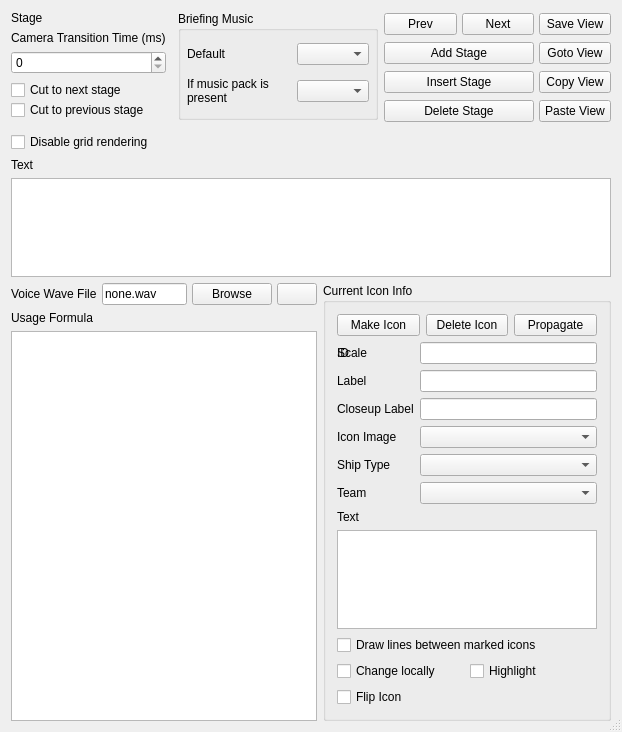
Before: the Qt Designer form qtfred/ui/BriefingEditorDialog.ui in scp-fs2open/fs2open.github.com, drawn with Qt 5.
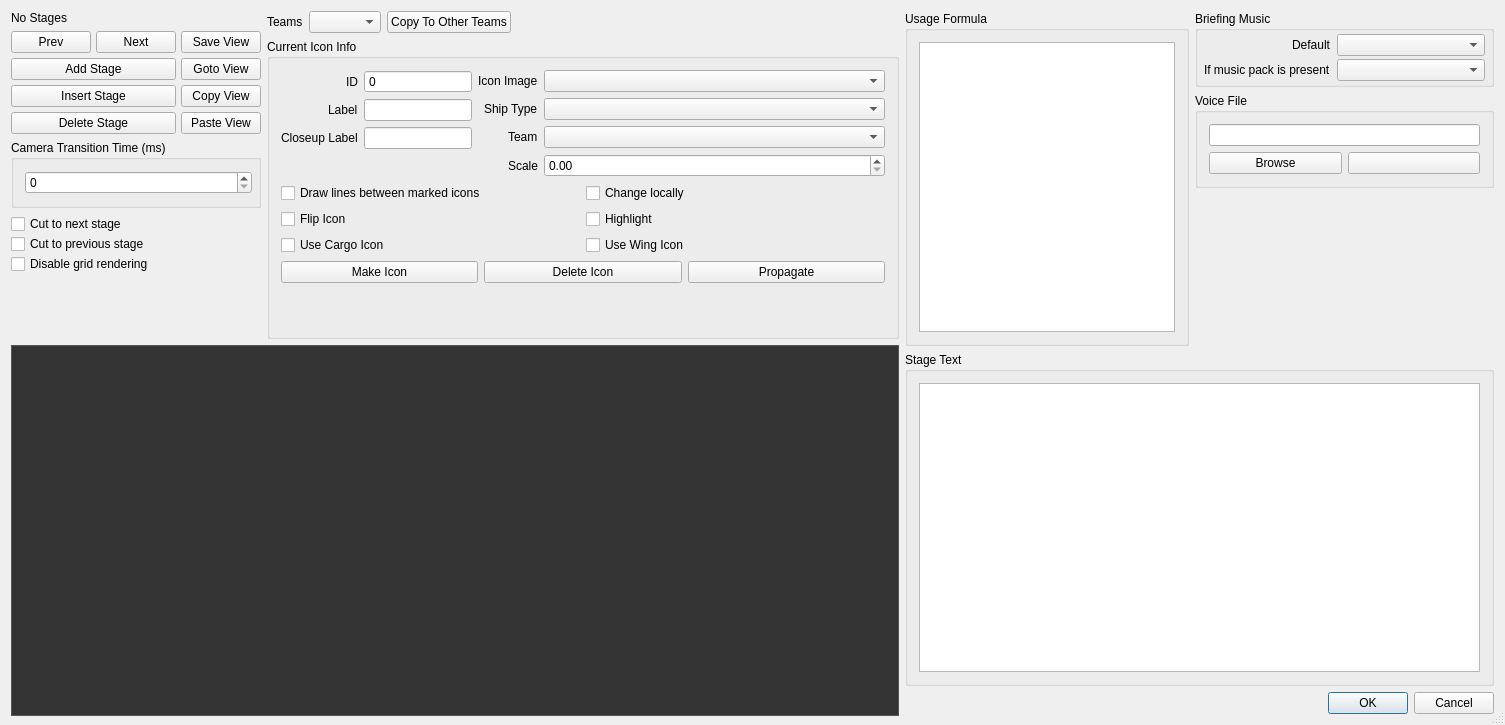
After: the same form once the commit is applied. Icons and pictures are not drawn. Custom widgets are drawn as their Qt base class.

Commit message:
QtFRED Briefing Dialog (#7032)
* initial cleanup

* rough in more code by copying from debrief

* make buildable

* prep the briefing data model

* completed data model

* activate the ui

* unused param

* stub this

* cmake list is important

* set max cam transition higher

* static cast

The edit to the form file:
```diff
--- a/qtfred/ui/BriefingEditorDialog.ui
+++ b/qtfred/ui/BriefingEditorDialog.ui
@@ -6,8 +6,8 @@
    <rect>
     <x>0</x>
     <y>0</y>
-    <width>622</width>
-    <height>732</height>
+    <width>1505</width>
+    <height>725</height>
    </rect>
   </property>
   <property name="minimumSize">
@@ -25,348 +25,24 @@
   <property name="modal">
    <bool>true</bool>
   </property>
-  <layout class="QVBoxLayout" name="mainLayout">
-   <property name="spacing">
-    <number>0</number>
-   </property>
-   <property name="leftMargin">
-    <number>0</number>
-   </property>
-   <property name="topMargin">
-    <number>0</number>
-   </property>
-   <property name="rightMargin">
-    <number>0</number>
-   </property>
-   <property name="bottomMargin">
-    <number>0</number>
-   </property>
+  <layout class="QHBoxLayout" name="horizontalLayout_8">
    <item>
-    <layout class="QGridLayout" name="contentLayout">
-     <property name="leftMargin">
-      <number>11</number>
-     </property>
-     <property name="topMargin">
-      <number>11</number>
-     </property>
-     <property name="rightMargin">
-      <number>11</number>
-     </property>
-     <property name="bottomMargin">
-      <number>11</number>
-     </property>
-     <item row="2" column="0" colspan="2">
-      <widget class="QPlainTextEdit" name="stageText"/>
-     </item>
-     <item row="3" column="1">
-      <widget class="QGroupBox" name="iconInfoBox">
-       <property name="title">
-        <string>Current Icon Info</string>
-       </property>
-       <layout class="QGridLayout" name="iconInfoBoxLayout">
-        <item row="0" column="0">
-         <layout class="QGridLayout" name="iconButtons">
-          <item row="0" column="0">
-           <widget class="QPushButton" name="makeIconButton">
-            <property name="text">
-             <string>Make Icon</string>
-            </property>
-            <property name="autoDefault">
-             <bool>false</bool>
-            </property>
-           </widget>
-          </item>
-          <item row="0" column="1">
-           <widget class="QPushButton" name="deleteIconButton">
-            <property name="text">
-             <string>Delete Icon</string>
-            </property>
-            <property name="autoDefault">
-             <bool>false</bool>
-            </property>
-           </widget>
-          </item>
-          <item row="0" column="2">
-           <widget class="QPushButton" name="propagateIconButton">
-            <property name="text">
-             <string>Propagate</string>
-            </property>
-            <property name="autoDefault">
-             <bool>false</bool>
-            </property>
-           </widget>
-          </item>
-         </layout>
-        </item>
-        <item row="1" column="0">
-         <layout class="QGridLayout" name="iconInfo">
-          <item row="3" column="0">
-           <widget class="QLabel" name="iconImage">
-            <property name="text">
-             <string>Icon Image</string>
-            </property>
-           </widget>
-          </item>
-          <item row="0" column="0">
-           <widget class="QLabel" name="iconID">
-            <property name="text">
-             <string>ID</string>
-            </property>
-           </widget>
-          </item>
-          <item row="0" column="1">
-           <widget class="QLineEdit" name="iconIDEdit"/>
-          </item>
-          <item row="5" column="0">
-           <widget class="QLabel" name="iconTeam">
-            <property name="text">
-             <string>Team</string>
-            </property>
-           </widget>
-          </item>
-          <item row="4" column="0">
-           <widget class="QLabel" name="iconShipType">
-            <property name="text">
-             <string>Ship Type</string>
-            </property>
-           </widget>
-          </item>
-          <item row="3" column="1">
-           <widget class="QComboBox" name="iconImageCombo"/>
-          </item>
-          <item row="1" column="0">
-           <widget class="QLabel" name="iconLabel">
-            <property name="text">
-             <string>Label</string>
-            </property>
-           </widget>
-          </item>
-          <item row="1" column="1">
-           <widget class="QLineEdit" name="iconLabelEdit"/>
-          </item>
-          <item row="5" column="1">
-           <widget class="QComboBox" name="iconTeamCombo"/>
-          </item>
-          <item row="4" column="1">
-           <widget class="QComboBox" name="iconShipTypeCombo"/>
-          </item>
-          <item row="2" column="1">
-           <widget class="QLineEdit" name="iconcloseupLabel"/>
-          </item>
-          <item row="2" column="0">
-           <widget class="QLabel" name="closeup">
-            <property name="text">
-             <string>Closeup Label</string>
-            </property>
-           </widget>
-          </item>
-		  <item row="0" column="0">
-		   <widget class="QLabel" name="iconScale">
-		    <property name="text">
-		     <string>Scale</string>
-		    </property>
-		   </widget>
-		  </item>
-         </layout>
-        </item>
-        <item row="2" column="0">
-         <layout class="QVBoxLayout" name="iconText">
+    <layout class="QVBoxLayout" name="leftPaneLayout">
           <item>
-           <widget class="QLabel" name="iconTextLabel">
-            <property name="text">
-             <string>Text</string>
-            </property>
-           </widget>
-          </item>
+      <layout class="QHBoxLayout" name="leftPaneControlsLayout">
           <item>
-           <widget class="QPlainTextEdit" name="iconTextEdit">
-            <property name="frameShape">
-             <enum>QFrame::StyledPanel</enum>
-            </property>
-           </widget>
-          </item>
-         </layout>
-        </item>
-        <item row="3" column="0">
-         <layout class="QGridLayout" name="iconInfoCheckboxes">
-          <item row="0" column="0" colspan="2">
-           <widget class="QCheckBox" name="drawLinesCheck">
-            <property name="text">
-             <string>Draw lines between marked icons</string>
-            </property>
-           </widget>
-          </item>
-          <item row="1" column="0">
-           <widget class="QCheckBox" name="changeLocallyCheck">
-            <property name="text">
-             <string>Change locally</string>
-            </property>
-           </widget>
-          </item>
-          <item row="1" column="1">
-           <widget class="QCheckBox" name="highlightCheck">
-            <property name="text">
-             <string>Highlight</string>
-            </property>
-           </widget>
-          </item>
-          <item row="2" column="0">
-           <widget class="QCheckBox" name="flipIconCheck">
-            <property name="text">
-             <string>Flip Icon</string>
-            </property>
-           </widget>
-          </item>
-         </layout>
-        </item>
-       </layout>
-      </widget>
-     </item>
-     <item row="3" column="0">
-      <layout class="QGridLayout" name="voiceInfo">
-       <item row="0" column="0">
-        <layout class="QHBoxLayout" name="voiceFileLayout">
-         <property name="spacing">
-          <number>5</number>
-         </property>
+        <layout class="QVBoxLayout" name="stageControlsLayout">
          <item>
-          <widget class="QLabel" name="voiceFileLabel">
+          <widget class="QLabel" name="currentStageLabel">
            <property name="text">
-            <string>Voice Wave File</string>
-           </property>
-          </widget>
-         </item>
-         <item>
-          <widget class="QLineEdit" name="voiceFileLine">
-           <property name="text">
-            <string>none.wav</string>
-           </property>
-          </widget>
-         </item>
-         <item>
-          <widget class="QPushButton" name="browseVoiceFileButton">
-           <property name="text">
-            <string>Browse</string>
-           </property>
-           <property name="autoDefault">
-            <bool>false</bool>
-           </property>
-          </widget>
-         </item>
-         <item>
-          <widget class="QPushButton" name="playVoiceFileButton">
-           <property name="text">
-            <string/>
-           </property>
-           <property name="icon">
-            <iconset resource="../resources/resources.qrc">
-             <normaloff>:/images/bmp00001.png</normaloff>:/images/bmp00001.png</iconset>
-           </property>
-           <property name="autoDefault">
-            <bool>false</bool>
-           </property>
-          </widget>
-         </item>
-        </layout>
-       </item>
-       <item row="1" column="0">
-        <widget class="QLabel" name="usageFormulaLabel">
-         <property name="text">
-          <string>Usage Formula</string>
-         </property>
-        </widget>
-       </item>
-       <item row="2" column="0">
-        <widget class="QTreeView" name="usageFormulaView">
-         <property name="minimumSize">
-          <size>
-           <width>0</width>
-           <height>0</height>
-          </size>
-         </property>
-         <property name="frameShape">
-          <enum>QFrame::StyledPanel</enum>
-         </property>
-        </widget>
-       </item>
-      </layout>
-     </item>
-     <item row="0" column="0" colspan="2">
-      <layout class="QGridLayout" name="stageInfo">
-       <item row="0" column="0">
-        <widget class="QLabel" name="stageLabel">
-         <property name="text">
-          <string>Stage</string>
+            <string>No Stages</string>
          </property>
          <property name="alignment">
           <set>Qt::AlignLeading|Qt::AlignLeft|Qt::AlignTop</set>
          </property>
         </widget>
        </item>
-       <item row="0" column="1" rowspan="3">
-        <widget class="QGroupBox" name="briefingMusicBox">
-         <property name="minimumSize">
-          <size>
-           <width>200</width>
-           <height>0</height>
-          </size>
-         </property>
-         <property name="sizeIncrement">
-          <size>
-           <width>0</width>
-           <height>0</height>
-          </size>
-         </property>
-         <property name="title">
-          <string>Briefing Music</string>
-         </property>
-         <layout class="QGridLayout" name="musicBoxLayout">
-          <property name="leftMargin">
-           <number>6</number>
-          </property>
-          <property name="topMargin">
-           <number>3</number>
-          </property>
-          <property name="rightMargin">
-           <number>6</number>
-          </property>
-          <property name="bottomMargin">
-           <number>3</number>
-          </property>
-          <property name="verticalSpacing">
-           <number>3</number>
-          </property>
-          <item row="0" column="0">
-           <widget class="QLabel" name="defaultMusicLabel">
-            <property name="text">
-             <string>Default</string>
-            </property>
-           </widget>
-          </item>
-          <item row="0" column="1">
-           <widget class="QComboBox" name="defaultMusicCombo">
-            <property name="editable">
-             <bool>false</bool>
-            </property>
-           </widget>
-          </item>
-          <item row="1" column="0">
-           <widget class="QLabel" name="musicPackLabel">
-            <property name="text">
-             <string>If music pack is present</string>
-            </property>
-            <property name="wordWrap">
-             <bool>true</bool>
-            </property>
-           </widget>
-          </item>
-          <item row="1" column="1">
-           <widget class="QComboBox" name="musicPackCombo"/>
-          </item>
-         </layout>
-        </widget>
-       </item>
-       <item row="0" column="2" rowspan="4">
+         <item>
         <layout class="QGridLayout" name="stageButtons" columnstretch="0,0,0">
          <property name="spacing">
           <number>5</number>
@@ -409,6 +85,26 @@
            </property>
           </widget>
          </item>
+           <item row="1" column="2">
+            <widget class="QPushButton" name="gotoViewButton">
+             <property name="text">
+              <string>Goto View</string>
+             </property>
+             <property name="autoDefault">
+              <bool>false</bool>
+             </property>
+            </widget>
+           </item>
+           <item row="3" column="2">
+            <widget class="QPushButton" name="pasteViewButton">
+             <property name="text">
+              <string>Paste View</string>
+             </property>
+             <property name="autoDefault">
+              <bool>false</bool>
+             </property>
+            </widget>
+           </item>
          <item row="0" column="2">
           <widget class="QPushButton" name="saveViewButton">
            <property name="maximumSize">
@@ -435,28 +131,6 @@
            </property>
           </widget>
          </item>
-         <item row="2" column="0" colspan="2">
-          <widget class="QPushButton" name="insertStageButton">
-           <property name="sizePolicy">
-            <sizepolicy hsizetype="Minimum" vsizetype="Fixed">
-             <horstretch>0</horstretch>
-             <verstretch>0</verstretch>
-            </sizepolicy>
-           </property>
-           <property name="maximumSize">
-            <size>
-             <width>16777215</width>
-             <height>16777215</height>
-            </size>
-           </property>
-           <property name="text">
-            <string>Insert Stage</string>
-           </property>
-           <property name="autoDefault">
-            <bool>false</bool>
-           </property>
-          </widget>
-         </item>
          <item row="3" column="0" colspan="2">
           <widget class="QPushButton" name="deleteStageButton">
            <property name="maximumSize">
@@ -473,6 +147,28 @@
            </property>
           </widget>
          </item>
+           <item row="2" column="0" colspan="2">
+            <widget class="QPushButton" name="insertStageButton">
+             <property name="sizePolicy">
+              <sizepolicy hsizetype="Minimum" vsizetype="Fixed">
+               <horstretch>0</horstretch>
+               <verstretch>0</verstretch>
+              </sizepolicy>
+             </property>
+             <property name="maximumSize">
+              <size>
+               <width>16777215</width>
+               <height>16777215</height>
+              </size>
+             </property>
+             <property name="text">
+              <string>Insert Stage</string>
+             </property>
+             <property name="autoDefault">
+              <bool>false</bool>
+             </property>
+            </widget>
+           </item>
          <item row="2" column="2">
           <widget class="QPushButton" name="copyViewButton">
            <property name="text">
@@ -483,68 +179,48 @@
            </property>
           </widget>
          </item>
-         <item row="3" column="2">
-          <widget class="QPushButton" name="pasteViewButton">
-           <property name="text">
-            <string>Paste View</string>
-           </property>
-           <property name="autoDefault">
-            <bool>false</bool>
-           </property>
-          </widget>
-         </item>
-         <item row="1" column="2">
-          <widget class="QPushButton" name="gotoViewButton">
-           <property name="text">
-            <string>Goto View</string>
-           </property>
-           <property name="autoDefault">
-            <bool>false</bool>
-           </property>
-          </widget>
-         </item>
-        </layout>
-       </item>
-       <item row="1" column="0">
-        <layout class="QVBoxLayout" name="verticalLayout">
-         <property name="rightMargin">
-          <number>6</number>
-         </property>
+          </layout>
+         </item>
          <item>
-          <widget class="QLabel" name="transitionLabel">
-           <property name="text">
+          <widget class="QGroupBox" name="cameraTransitionTimeGroupBox">
+           <property name="title">
             <string>Camera Transition Time (ms)</string>
            </property>
-          </widget>
-         </item>
+           <layout class="QVBoxLayout" name="verticalLayout">
+            <property name="rightMargin">
+             <number>6</number>
+            </property>
          <item>
-          <widget class="QSpinBox" name="transitionTime"/>
-         </item>
-        </layout>
-       </item>
-       <item row="2" column="0">
-        <layout class="QVBoxLayout" name="cutStage">
+             <widget class="QSpinBox" name="cameraTransitionTimeSpinBox">
+              <property name="maximum">
+               <number>16777215</number>
+              </property>
+             </widget>
+            </item>
+           </layout>
+          </widget>
+         </item>
+         <item>
+          <layout class="QVBoxLayout" name="stageFlagsLayout">
          <property name="spacing">
           <number>0</number>
          </property>
          <item>
-          <widget class="QCheckBox" name="nextStage">
+            <widget class="QCheckBox" name="cutToNextStageCheckBox">
            <property name="text">
             <string>Cut to next stage</string>
            </property>
           </widget>
          </item>
          <item>
-          <widget class="QCheckBox" name="prevStage">
+            <widget class="QCheckBox" name="cutToPrevStageCheckBox">
            <property name="text">
             <string>Cut to previous stage</string>
            </property>
           </widget>
          </item>
-        </layout>
-       </item>
 	   <item>
-		<widget class="QCheckBox" name="disableGrid">
+            <widget class="QCheckBox" name="disableGridCheckBox">
 		 <property name="text">
 		  <string>Disable grid rendering</string>
 		</property>
@@ -552,13 +228,477 @@
 	  </item>
       </layout>
      </item>
+         <item>
+          <spacer name="stageControlsSpacer">
+           <property name="orientation">
+            <enum>Qt::Vertical</enum>
+           </property>
+           <property name="sizeHint" stdset="0">
+            <size>
+             <width>20</width>
+             <height>40</height>
+            </size>
+           </property>
+          </spacer>
+         </item>
+        </layout>
+       </item>
+       <item>
+        <layout class="QVBoxLayout" name="stageSubControlsLayout_2">
+         <item>
+          <layout class="QHBoxLayout" name="teamControlsLayout">
+           <item>
+            <widget class="QLabel" name="teamLabel">
+             <property name="text">
+              <string>Teams</string>
+             </property>
+            </widget>
+           </item>
+           <item>
+            <widget class="QComboBox" name="teamComboBox"/>
+           </item>
+           <item>
+            <widget class="QPushButton" name="copyToOtherTeamsButton">
+             <property name="text">
+              <string>Copy To Other Teams</string>
+             </property>
+            </widget>
+           </item>
+           <item>
+            <spacer name="teamSpacer">
+             <property name="orientation">
+              <enum>Qt::Horizontal</enum>
+             </property>
+             <property name="sizeHint" stdset="0">
+              <size>
+               <width>40</width>
+               <height>20</height>
+              </size>
+             </property>
+            </spacer>
+           </item>
+          </layout>
+         </item>
+         <item>
+          <widget class="QGroupBox" name="currentIconInfoGroupBox">
+           <property name="minimumSize">
+            <size>
+             <width>0</width>
+             <height>300</height>
+            </size>
+           </property>
+           <property name="title">
+            <string>Current Icon Info</string>
+           </property>
+           <layout class="QVBoxLayout" name="verticalLayout_15">
+            <item>
+             <layout class="QHBoxLayout" name="iconDetailsLayout" stretch="0,1">
+              <item>
+               <layout class="QFormLayout" name="iconLabelsForm">
+                <property name="labelAlignment">
+                 <set>Qt::AlignRight|Qt::AlignTrailing|Qt::AlignVCenter</set>
+                </property>
+                <item row="0" column="0">
+                 <widget class="QLabel" name="iconIdLabel">
+                  <property name="text">
+                   <string>ID</string>
+                  </property>
+                 </widget>
+                </item>
      <item row="1" column="0">
-      <widget class="QLabel" name="textLabel">
+                 <widget class="QLabel" name="iconLabelLabel">
        <property name="text">
-        <string>Text</string>
-       </property>
-       <property name="alignment">
-        <set>Qt::AlignBottom|Qt::AlignLeading|Qt::AlignLeft</set>
+                   <string>Label</string>
+                  </property>
+                 </widget>
+                </item>
+                <item row="1" column="1">
+                 <widget class="QLineEdit" name="iconLabelLineEdit"/>
+                </item>
+                <item row="2" column="0">
+                 <widget class="QLabel" name="iconCloseupLabelLabel">
+                  <property name="text">
+                   <string>Closeup Label</string>
+                  </property>
+                 </widget>
+                </item>
+                <item row="2" column="1">
+                 <widget class="QLineEdit" name="iconCloseupLabelLineEdit"/>
+                </item>
+                <item row="0" column="1">
+                 <widget class="QSpinBox" name="iconIdSpinBox">
+                  <property name="buttonSymbols">
+                   <enum>QAbstractSpinBox::NoButtons</enum>
+                  </property>
+                  <property name="maximum">
+                   <number>16777215</number>
+                  </property>
+                 </widget>
+                </item>
+               </layout>
+              </item>
+              <item>
+               <layout class="QFormLayout" name="iconVisualsLayout">
+                <property name="labelAlignment">
+                 <set>Qt::AlignRight|Qt::AlignTrailing|Qt::AlignVCenter</set>
+                </property>
+                <item row="0" column="0">
+                 <widget class="QLabel" name="iconImageLabel">
+                  <property name="text">
+                   <string>Icon Image</string>
+                  </property>
+                 </widget>
+                </item>
+                <item row="0" column="1">
+                 <widget class="QComboBox" name="iconImageComboBox"/>
+                </item>
+                <item row="1" column="0">
+                 <widget class="QLabel" name="iconShipTypeLabel">
+                  <property name="text">
+                   <string>Ship Type</string>
+                  </property>
+                 </widget>
+                </item>
+                <item row="1" column="1">
+                 <widget class="QComboBox" name="iconShipTypeComboBox"/>
+                </item>
+                <item row="2" column="0">
+                 <widget class="QLabel" name="iconTeamLabel">
+                  <property name="text">
+                   <string>Team</string>
+                  </property>
+                 </widget>
+                </item>
+                <item row="2" column="1">
+                 <widget class="QComboBox" name="iconTeamComboBox"/>
+                </item>
+                <item row="3" column="0">
+                 <widget class="QLabel" name="iconScaleLabel">
+                  <property name="text">
+                   <string>Scale</string>
+                  </property>
+                 </widget>
+                </item>
+                <item row="3" column="1">
+                 <widget class="QDoubleSpinBox" name="scaleDoubleSpinBox"/>
+                </item>
+               </layout>
+              </item>
+             </layout>
+            </item>
+            <item>
+             <layout class="QGridLayout" name="iconCheckboxesLayout">
+              <item row="3" column="1">
+               <widget class="QCheckBox" name="highlightCheckBox">
+                <property name="text">
+                 <string>Highlight</string>
+                </property>
+               </widget>
+              </item>
+              <item row="4" column="1">
+               <widget class="QCheckBox" name="useWingIconCheckBox">
+                <property name="text">
+                 <string>Use Wing Icon</string>
+                </property>
+               </widget>
+              </item>
+              <item row="1" column="1">
+               <widget class="QCheckBox" name="changeLocallyCheckBox">
+                <property name="text">
+                 <string>Change locally</string>
+                </property>
+               </widget>
+              </item>
+              <item row="1" column="0">
+               <widget class="QCheckBox" name="drawLinesCheckBox">
+                <property name="text">
+                 <string>Draw lines between marked icons</string>
+                </property>
+                <property name="tristate">
+                 <bool>true</bool>
+                </property>
+               </widget>
+              </item>
+              <item row="3" column="0">
+               <widget class="QCheckBox" name="flipIconCheckBox">
+                <property name="text">
+                 <string>Flip Icon</string>
+                </property>
+               </widget>
+              </item>
+              <item row="4" column="0">
+               <widget class="QCheckBox" name="useCargoIconCheckBox">
+                <property name="text">
+                 <string>Use Cargo Icon</string>
+                </property>
+               </widget>
+              </item>
+             </layout>
+            </item>
+            <item>
+             <layout class="QHBoxLayout" name="iconSetupButtonsLayout">
+              <item>
+               <widget class="QPushButton" name="makeIconButton">
+                <property name="text">
+                 <string>Make Icon</string>
+                </property>
+                <property name="autoDefault">
+                 <bool>false</bool>
+                </property>
+               </widget>
+              </item>
+              <item>
+               <widget class="QPushButton" name="deleteIconButton">
+                <property name="text">
+                 <string>Delete Icon</string>
+                </property>
+                <property name="autoDefault">
+                 <bool>false</bool>
+                </property>
+               </widget>
+              </item>
+              <item>
+               <widget class="QPushButton" name="propagateIconButton">
+                <property name="text">
+                 <string>Propagate</string>
+                </property>
+                <property name="autoDefault">
+                 <bool>false</bool>
+                </property>
+               </widget>
+              </item>
+             </layout>
+            </item>
+            <item>
+             <spacer name="iconInfoSpacer">
+              <property name="orientation">
+               <enum>Qt::Vertical</enum>
+              </property>
+              <property name="sizeHint" stdset="0">
+               <size>
+                <width>20</width>
+                <height>40</height>
+               </size>
+              </property>
+             </spacer>
+            </item>
+           </layout>
+          </widget>
+         </item>
+        </layout>
+       </item>
+      </layout>
+     </item>
+     <item>
+      <widget class="QWidget" name="mapView" native="true">
+       <property name="enabled">
+        <bool>true</bool>
+       </property>
+       <property name="sizePolicy">
+        <sizepolicy hsizetype="Preferred" vsizetype="Preferred">
+         <horstretch>0</horstretch>
+         <verstretch>0</verstretch>
+        </sizepolicy>
+       </property>
+       <property name="minimumSize">
+        <size>
+         <width>888</width>
+         <height>371</height>
+        </size>
+       </property>
+       <property name="styleSheet">
+        <string notr="true">QWidget {
+    background-color: #333333;
+    border: 1px solid #555555;
+}</string>
+       </property>
+      </widget>
+     </item>
+    </layout>
+   </item>
+   <item>
+    <layout class="QVBoxLayout" name="rightPaneLayout">
+     <item>
+      <layout class="QHBoxLayout" name="stageSubControlsLayout">
+       <item>
+        <widget class="QGroupBox" name="usageFormulaGroupBox">
+         <property name="title">
+          <string>Usage Formula</string>
+         </property>
+         <layout class="QVBoxLayout" name="verticalLayout_3">
+          <item>
+           <widget class="fso::fred::sexp_tree" name="formulaTreeView">
+            <property name="sizePolicy">
+             <sizepolicy hsizetype="Preferred" vsizetype="Preferred">
+              <horstretch>0</horstretch>
+              <verstretch>0</verstretch>
+             </sizepolicy>
+            </property>
+            <property name="minimumSize">
+             <size>
+              <width>0</width>
+              <height>0</height>
+             </size>
+            </property>
+            <property name="frameShape">
+             <enum>QFrame::StyledPanel</enum>
+            </property>
+           </widget>
+          </item>
+         </layout>
+        </widget>
+       </item>
+       <item>
+        <layout class="QVBoxLayout" name="stageAudioControlsLayout">
+         <item>
+          <widget class="QGroupBox" name="briefingMusicLayout">
+           <property name="minimumSize">
+            <size>
+             <width>200</width>
+             <height>0</height>
+            </size>
+           </property>
+           <property name="sizeIncrement">
+            <size>
+             <width>0</width>
+             <height>0</height>
+            </size>
+           </property>
+           <property name="title">
+            <string>Briefing Music</string>
+           </property>
+           <layout class="QFormLayout" name="formLayout">
+            <property name="labelAlignment">
+             <set>Qt::AlignRight|Qt::AlignTrailing|Qt::AlignVCenter</set>
+            </property>
+            <property name="verticalSpacing">
+             <number>3</number>
+            </property>
+            <property name="leftMargin">
+             <number>6</number>
+            </property>
+            <property name="topMargin">
+             <number>3</number>
+            </property>
+            <property name="rightMargin">
+             <number>6</number>
+            </property>
+            <property name="bottomMargin">
+             <number>3</number>
+            </property>
+            <item row="0" column="0">
+             <widget class="QLabel" name="defaultMusicLabel">
+              <property name="text">
+               <string>Default</string>
+              </property>
+             </widget>
+            </item>
+            <item row="0" column="1">
+             <widget class="QComboBox" name="defaultMusicComboBox">
+              <property name="editable">
+               <bool>false</bool>
+              </property>
+             </widget>
+            </item>
+            <item row="1" column="0">
+             <widget class="QLabel" name="musicPackLabel">
+              <property name="text">
+               <string>If music pack is present</string>
+              </property>
+              <property name="wordWrap">
+               <bool>true</bool>
+              </property>
+             </widget>
+            </item>
+            <item row="1" column="1">
+             <widget class="QComboBox" name="musicPackComboBox"/>
+            </item>
+           </layout>
+          </widget>
+         </item>
+         <item>
+          <widget class="QGroupBox" name="voiceFileGroupBox">
+           <property name="title">
+            <string>Voice File</string>
+           </property>
+           <layout class="QVBoxLayout" name="verticalLayout_13">
+            <item>
+             <widget class="QLineEdit" name="voiceFileLineEdit">
+              <property name="text">
+               <string/>
+              </property>
+             </widget>
+            </item>
+            <item>
+             <layout class="QHBoxLayout" name="voiceFileButtonsLayout">
+              <item>
+               <widget class="QPushButton" name="voiceFileBrowseButton">
+                <property name="text">
+                 <string>Browse</string>
+                </property>
+                <property name="autoDefault">
+                 <bool>false</bool>
+                </property>
+               </widget>
+              </item>
+              <item>
+               <widget class="QPushButton" name="voiceFilePlayButton">
+                <property name="text">
+                 <string/>
+                </property>
+                <property name="icon">
+                 <iconset resource="../resources/resources.qrc">
+                  <normaloff>:/images/bmp00001.png</normaloff>:/images/bmp00001.png</iconset>
+                </property>
+                <property name="autoDefault">
+                 <bool>false</bool>
+                </property>
+               </widget>
+              </item>
+             </layout>
+            </item>
+           </layout>
+          </widget>
+         </item>
+         <item>
+          <spacer name="audioControlsSpacer">
+           <property name="orientation">
+            <enum>Qt::Vertical</enum>
+           </property>
+           <property name="sizeHint" stdset="0">
+            <size>
+             <width>20</width>
+             <height>40</height>
+            </size>
+           </property>
+          </spacer>
+         </item>
+        </layout>
+       </item>
+      </layout>
+     </item>
+     <item>
+      <widget class="QGroupBox" name="stageTextGroupBox">
+       <property name="title">
+        <string>Stage Text</string>
+       </property>
+       <layout class="QVBoxLayout" name="verticalLayout_6">
+        <item>
+         <widget class="QPlainTextEdit" name="stageTextPlainTextEdit"/>
+        </item>
+       </layout>
+      </widget>
+     </item>
+     <item>
+      <widget class="QDialogButtonBox" name="okAndCancelButtons">
+       <property name="layoutDirection">
+        <enum>Qt::LeftToRight</enum>
+       </property>
+       <property name="orientation">
+        <enum>Qt::Horizontal</enum>
+       </property>
+       <property name="standardButtons">
+        <set>QDialogButtonBox::Cancel|QDialogButtonBox::Ok</set>
        </property>
       </widget>
      </item>
@@ -567,6 +707,13 @@
   </layout>
  </widget>
  <layoutdefault spacing="6" margin="11"/>
+ <customwidgets>
+  <customwidget>
+   <class>fso::fred::sexp_tree</class>
+   <extends>QTreeView</extends>
+   <header>ui/widgets/sexp_tree.h</header>
+  </customwidget>
+ </customwidgets>
  <resources>
   <include location="../resources/resources.qrc"/>
  </resources>
```
Lines whose indentation alone changed are shown as unchanged. The commit also changes 6 other files.
